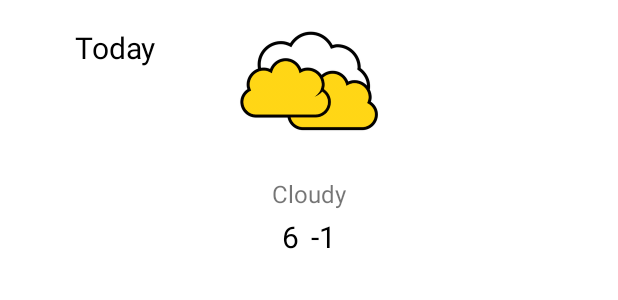
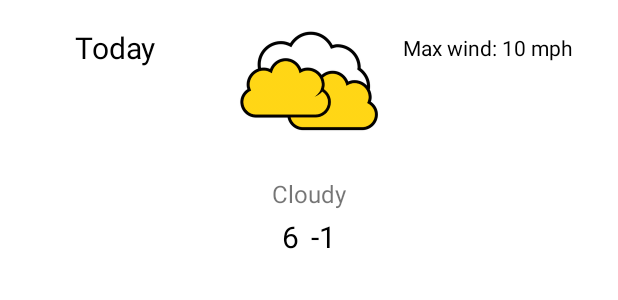
Before and after one commit to dariabak/NuclearWeatherCast, an Android app: the layout forecast_day_layout.xml on its own in the app's theme, with its tools: preview values and no code run, on a phone screen of 412 x 824 dp. Shown: the top 300 px of the screen. Run offline under Robolectric (Android 15) with nearby library versions, the phone set to English and light mode, and no system bars.

Commit message:
change some text colours

```diff
--- a/app/src/main/java/weather/WeatherViewModel.kt
+++ b/app/src/main/java/weather/WeatherViewModel.kt
@@ -1,5 +1,5 @@
 package weather
 
-data class WeatherViewModel(val max: String, val min: String, val date: String, val img: String, val desc: String) {
+data class WeatherViewModel(val max: String, val min: String, val date: String, val img: String, val desc: String, val maxwind: String) {
 
 }
--- a/app/src/main/java/weather/ui/ForecastDayView.kt
+++ b/app/src/main/java/weather/ui/ForecastDayView.kt
@@ -31,6 +31,7 @@ class ForecastDayView(context: Context): ConstraintLayout(context) {
         val resID = context.resources.getIdentifier("drawable/" + img, null, context.getPackageName());
         binding.weatherImage.setImageResource(resID)
         binding.forecastDescView.text = forecastViewModel.desc
+        binding.maxwindView.text = forecastViewModel.maxwind
     }
      fun createHoursView(hours: ArrayList<Hour>) {
          hours.forEach{ it ->
--- a/app/src/main/res/layout/forecast_day_layout.xml
+++ b/app/src/main/res/layout/forecast_day_layout.xml
@@ -98,5 +98,16 @@
 
             </LinearLayout>
         </HorizontalScrollView>
+
+        <TextView
+            android:id="@+id/maxwind_view"
+            android:layout_width="wrap_content"
+            android:layout_height="wrap_content"
+            android:layout_marginTop="12dp"
+            android:text="Max wind: 10 mph"
+            android:textColor="@color/black"
+            android:textSize="14sp"
+            app:layout_constraintStart_toEndOf="@+id/weather_image"
+            app:layout_constraintTop_toTopOf="parent" />
     </androidx.constraintlayout.widget.ConstraintLayout>
 </layout>
--- a/app/src/main/res/layout/weather_fragment_layout.xml
+++ b/app/src/main/res/layout/weather_fragment_layout.xml
@@ -20,7 +20,9 @@
                 android:layout_height="wrap_content"
                 android:layout_marginStart="6dp"
                 android:layout_marginTop="16dp"
+                android:background="#020000"
                 android:text="Manchester"
+                android:textColor="@color/yellow"
                 android:textSize="16sp"
                 app:layout_constraintStart_toEndOf="@+id/zone_text"
                 app:layout_constraintTop_toTopOf="parent" />
@@ -39,9 +41,10 @@
                 android:id="@+id/country_view"
                 android:layout_width="wrap_content"
                 android:layout_height="wrap_content"
-                android:layout_marginStart="2dp"
                 android:layout_marginTop="4dp"
+                android:background="#040000"
                 android:text="United Kingdom"
+                android:textColor="@color/yellow"
                 android:textSize="12sp"
                 app:layout_constraintStart_toStartOf="@+id/city_view"
                 app:layout_constraintTop_toBottomOf="@+id/city_view" />
```
Also changed, not shown: app/src/main/java/weather/business/Weather.kt (+4 -3 lines), app/src/main/java/weather/business/WeatherPresenter.kt (+7 -4 lines), app/src/main/java/weather/ui/WeatherFragment.kt (+7 -4 lines).
